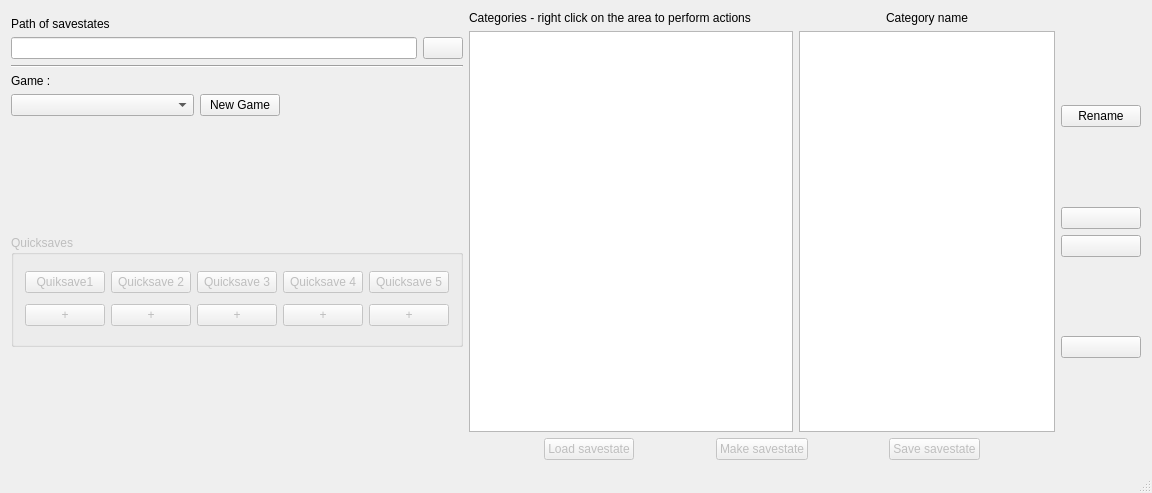
This is savestate2snesw.ui in Skarsnik/Savestate2snes as Qt 5 draws it before an edit. The edited form follows.
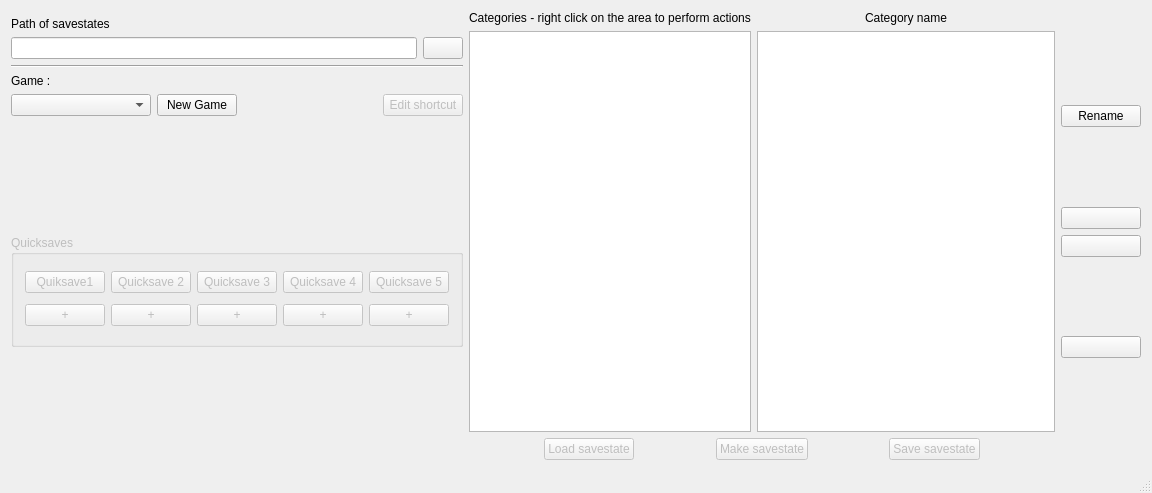
This is the edited form. Custom widgets are drawn as their Qt base class.

Commit message: Add a dialog to edit shortcuts

What changed in the file:
```diff
--- a/savestate2snesw.ui
+++ b/savestate2snesw.ui
@@ -121,6 +121,16 @@
             </property>
            </spacer>
           </item>
+          <item>
+           <widget class="QPushButton" name="editShortcutButton">
+            <property name="enabled">
+             <bool>false</bool>
+            </property>
+            <property name="text">
+             <string>Edit shortcut</string>
+            </property>
+           </widget>
+          </item>
          </layout>
         </item>
        </layout>
@@ -262,7 +272,7 @@
      </layout>
     </item>
     <item>
-     <layout class="QGridLayout" name="gridLayout" rowstretch="0,0,0,0" columnstretch="15,0,0">
+     <layout class="QGridLayout" name="gridLayout" rowstretch="0,0,0,0" columnstretch="15,20,0">
       <item row="2" column="2">
        <layout class="QVBoxLayout" name="verticalLayout">
         <item>
```
The commit also changes 24 other files.
